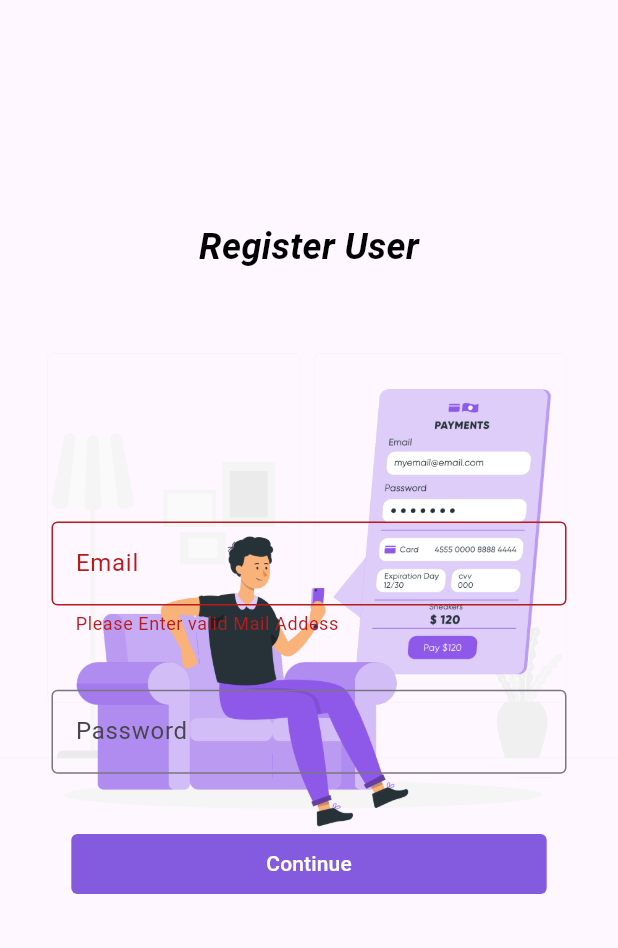
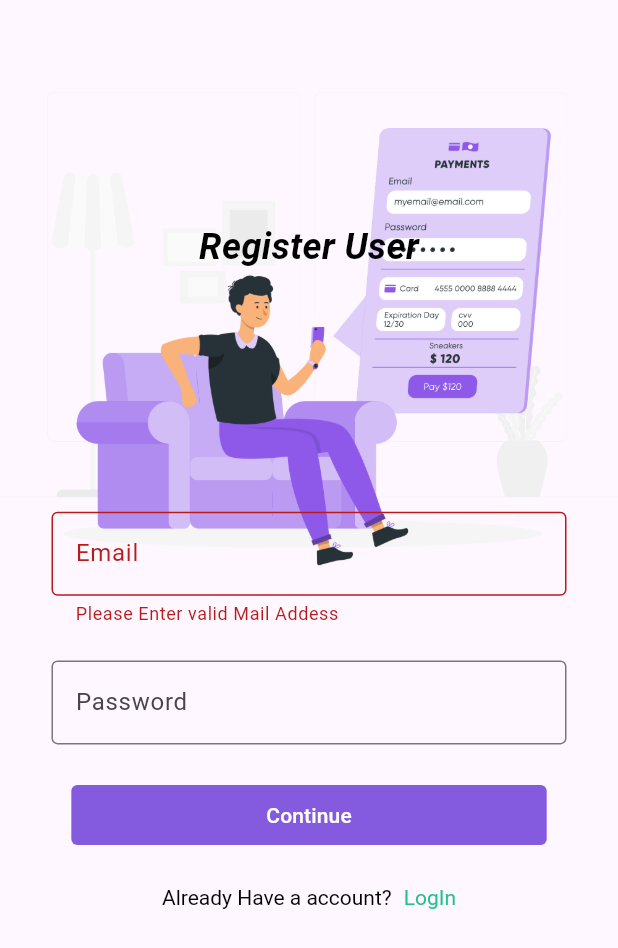
Before and after one commit to rajeshsundar31/finkin, a Flutter app: the RegisterUser screen opened directly, after a tap on "Continue", on a phone screen of 412 x 824 dp. Shown: the top 948 px of the screen. Run offline on Flutter 3.47's test engine with Material 3 defaults, Android fonts, the phone set to English and light mode, and no system bars; our stand-ins replace firebase_core, firebase_messaging, flutter_local_notifications, overlay_support, quickalert, syncfusion_flutter_charts; accounts and stored records are empty.

Commit message:
code proper alingment

```diff
--- a/lib/presentation/register/register_view.dart/register_view.dart
+++ b/lib/presentation/register/register_view.dart/register_view.dart
@@ -5,6 +5,7 @@ import 'package:finkin/core/constants/app_strings.dart';
 import 'package:finkin/core/utils/assetutils.dart';
 import 'package:finkin/core/utils/size.dart';
 import 'package:finkin/presentation/register/register_view.dart/register_view_model.dart';
+import 'package:flutter/gestures.dart';
 import 'package:flutter/material.dart';
 import 'package:provider/provider.dart';
 
@@ -20,10 +21,9 @@ class _RegisterUserState extends State<RegisterUser> {
   TextEditingController emailContoller = TextEditingController();
   TextEditingController passwordController = TextEditingController();
 
-
   @override
   void initState() {
-    Future.microtask((){
+    Future.microtask(() {
       Provider.of<RegisterViewModel>(context, listen: false);
     });
     // TODO: implement initState
@@ -33,22 +33,30 @@ class _RegisterUserState extends State<RegisterUser> {
   @override
   Widget build(BuildContext context) {
     return SafeArea(
-      child: Form(
+      child: Scaffold(body: _buildBody(context)),
+    );
+  }
+
+  Widget _buildBody(BuildContext context) {
+    return Form(
       key: _formKey,
-        child: Scaffold(
-          body: SingleChildScrollView(
-            child: Consumer<RegisterViewModel>(
-              builder: (context, userRegister, child) {
+      child: SingleChildScrollView(
+        child: _buildContainer(context),
+      ),
+    );
+  }
+
+  Widget _buildContainer(BuildContext context) {
     return Stack(
       children: [
         Padding(
-                      padding: const EdgeInsets.only(top: 190),
+          padding: const EdgeInsets.only(top: 16.0),
           child: Image.asset(AssetsUtils.payment),
         ),
         Column(
           children: [
             SizedBox(
-                      height: displayHeight(context)* 0.40,
+              height: displayHeight(context) * 0.40,
               child: const Center(
                 child: CustomText(
                   text: "Register User",
@@ -56,18 +64,31 @@ class _RegisterUserState extends State<RegisterUser> {
               ),
             ),
             SizedBox(
-                      height: displayHeight(context)* 0.35,
+                height: displayHeight(context) * 0.35,
                 child: Column(
                   mainAxisAlignment: MainAxisAlignment.spaceAround,
                   children: [
-                          SizedBox(
-                            width: displayWidth(context)/1.2,
+                    _buildEmail(context),
+                    _buildPassword(context),
+                    _buildButton(context),
+                    _buildBottomContent(context)
+                  ],
+                ))
+          ],
+        ),
+      ],
+    );
+  }
+
+  Widget _buildEmail(BuildContext context) {
+    return SizedBox(
+      width: displayWidth(context) / 1.2,
       child: TextFormField(
         controller: emailContoller,
         validator: (value) {
-                                if (value == null || value.length < 4){
+          if (value == null || value.length < 4) {
             return 'Please Enter valid Mail Addess';
-                                } else{
+          } else {
             return null;
           }
         },
@@ -75,12 +96,14 @@ class _RegisterUserState extends State<RegisterUser> {
         decoration: const InputDecoration(
             border: OutlineInputBorder(),
             hintText: "Enter Your Valid Mail",
-                                labelText: "Email"
+            labelText: "Email"),
       ),
-                            ),
-                          ),
-                          SizedBox(
-                            width: displayWidth(context)/1.2,
+    );
+  }
+
+  Widget _buildPassword(BuildContext context) {
+    return SizedBox(
+      width: displayWidth(context) / 1.2,
       child: TextFormField(
         controller: passwordController,
         keyboardType: TextInputType.phone,
@@ -88,44 +111,61 @@ class _RegisterUserState extends State<RegisterUser> {
         decoration: const InputDecoration(
             border: OutlineInputBorder(),
             hintText: "Enter Strong Password",
-                                labelText: "Password"
-                              ),
+            labelText: "Password"),
         validator: (value) {
-                                if (value == null){
+          if (value == null) {
             return 'Password cannot be Empty';
-                                } else if (value.length < 4 && value.length > 12){
+          } else if (value.length < 4 && value.length > 12) {
             return 'Password must be more than 4 letter and less than 12';
-                                } else{
+          } else {
             return null;
           }
         },
       ),
-                          ),
+    );
+  }
+
+  Widget _buildButton(BuildContext context) {
+    return Consumer<RegisterViewModel>(builder: (context, btnRegister, child) {
+      return Column(
+        children: [
           CustomButton(
             color: AppColor.purple,
             text: AppStrings.continueBtn,
             onPressed: () {
-                              if(_formKey.currentState!.validate()){
-                                userRegister.saveUserDetails(email: emailContoller.text, password: passwordController.text, context: context);
+              print("email${emailContoller.text}");
+              print("pass${passwordController.text}");
+              if (_formKey.currentState!.validate()) {
+                btnRegister.saveUserDetails(
+                    email: emailContoller.text,
+                    password: passwordController.text,
+                    context: context);
               }
             },
-                            width: displayWidth(context)/1.3,
+            width: displayWidth(context) / 1.3,
           )
         ],
+      );
+    });
+  }
+
+  Widget _buildBottomContent(BuildContext context){
+    return Row(
+      mainAxisAlignment: MainAxisAlignment.center,
+      children: [
+        RichText(text: TextSpan(
+          children: [
+            const TextSpan(text: "Already Have a account?",style: TextStyle(color: AppColor.black)),
+            const WidgetSpan(child: SizedBox(width: 8.0,)),
+            TextSpan(text: "LogIn",style: TextStyle(color: AppColor.green),
+            recognizer: TapGestureRecognizer()
+            ..onTap = () {
+              print("Login");
+            }
             )
-                    )
+          ]
+        )),
       ],
-                                ),
-
-                  ],
-                );
-
-              },
-
-            ),
-          ),
-        ),
-      )
     );
   }
 }
```
Lines whose indentation alone changed are shown as unchanged.
